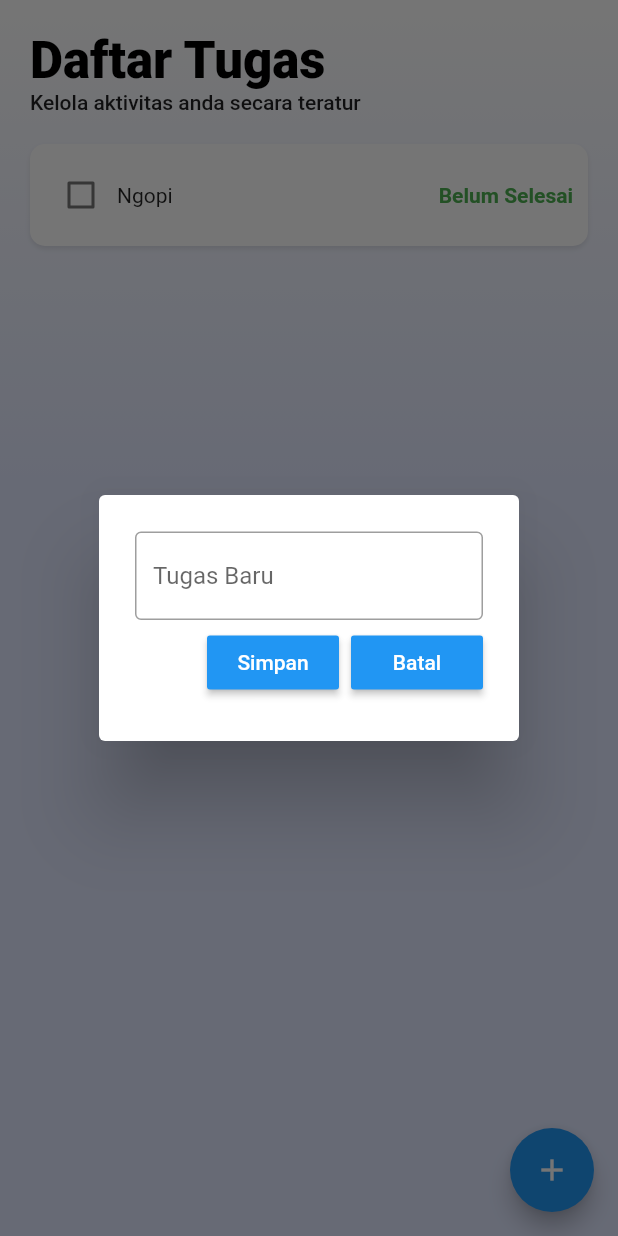
After one commit to StenlyAndika/SPNSmartCity, a Flutter app: the DaftarTugas screen opened by its route, after a tap on the "add" icon, on a phone screen of 412 x 824 dp. The commit adds this screen. Run offline on Flutter 3.47's test engine with Material 2 defaults, Android fonts, the phone set to English and light mode, and no system bars; drawn by our look-alikes of flutter_slidable; our stand-ins replace cached_network_image, carousel_slider, flutter_riverpod, hive, hive_flutter, shimmer; accounts and stored records are empty; network calls fail.

Commit message:
added todo

```diff
--- /dev/null
+++ b/lib/constants/database.dart
@@ -0,0 +1,21 @@
+import 'package:hive_flutter/hive_flutter.dart';
+
+class ToDoDataBase {
+  List toDoList = [];
+
+  final _myBox = Hive.box('mybox');
+
+  void createInitialData() {
+    toDoList = [
+      ["Ngopi", false],
+    ];
+  }
+
+  void loadData() {
+    toDoList = _myBox.get("TODOLIST");
+  }
+
+  void updateDataBase() {
+    _myBox.put("TODOLIST", toDoList);
+  }
+}
--- a/lib/main.dart
+++ b/lib/main.dart
@@ -1,11 +1,15 @@
 import 'package:flutter/material.dart';
 import 'package:flutter_riverpod/flutter_riverpod.dart';
+import 'package:hive_flutter/hive_flutter.dart';
 import 'package:smartcity/view/berita/baca.dart';
 import 'package:smartcity/view/berita/berita.dart';
 import 'package:smartcity/view/index.dart';
 import 'package:smartcity/view/pesan/pesan.dart';
+import 'package:smartcity/view/todo/index.dart';
 
-void main() {
+Future<void> main() async {
+  await Hive.initFlutter();
+  await Hive.openBox('mybox');
   runApp(const ProviderScope(child: MyApp()));
 }
 
@@ -32,6 +36,7 @@ class MyApp extends StatelessWidget {
         BacaBerita.nameRoute: (context) => BacaBerita(
             e: ModalRoute.of(context)?.settings.arguments as dynamic),
         Pesan.nameRoute: (context) => const Pesan(),
+        DaftarTugas.nameRoute: (context) => const DaftarTugas()
       },
     );
   }
--- a/lib/providers/berita/berita.dart
+++ b/lib/providers/berita/berita.dart
@@ -115,7 +115,7 @@ class BeritaCarouselNotifier extends StateNotifier<BeritaState> {
 }
 
 final beritaPageProvider =
-    StateNotifierProvider.autoDispose<BeritaPageNotifier, BeritaState>(
+    StateNotifierProvider<BeritaPageNotifier, BeritaState>(
         (ref) => BeritaPageNotifier());
 
 final beritaCarouselProvider =
--- a/lib/providers/pesan/pesan.dart
+++ b/lib/providers/pesan/pesan.dart
@@ -91,5 +91,5 @@ class PesanPageNotifier extends StateNotifier<PesanState> {
 }
 
 final pesanProvider =
-    StateNotifierProvider.autoDispose<PesanPageNotifier, PesanState>(
+    StateNotifierProvider<PesanPageNotifier, PesanState>(
         (ref) => PesanPageNotifier());
--- a/lib/view/index.dart
+++ b/lib/view/index.dart
@@ -1,6 +1,7 @@
 import 'package:carousel_slider/carousel_slider.dart';
 import 'package:flutter/material.dart';
 import 'package:flutter_riverpod/flutter_riverpod.dart';
+import 'package:smartcity/view/todo/index.dart';
 
 import '../models/berita/model_data.dart';
 import '../providers/berita/berita.dart';
@@ -149,9 +150,9 @@ class _GridDashboardState extends State<GridDashboard> {
         event: ""),
     Items(
         icon: Icons.work_history,
-        title: "List Aktivitas",
+        title: "Daftar Tugas",
         subtitle: "Mancing, Berenang, Tenggelam",
-        event: ""),
+        event: DaftarTugas.nameRoute),
     Items(
         icon: Icons.settings,
         title: "Pengaturan",
--- a/lib/view/pesan/pesan.dart
+++ b/lib/view/pesan/pesan.dart
@@ -200,9 +200,7 @@ class CardPesan extends ConsumerWidget {
         children: [
           SlidableAction(
             onPressed: (e) {
-              ReusableWidgets.alertNotification(
-                  context, "Pesan berhasil dihapus", Icons.done);
-              // ref.read(pesanProvider.notifier).deletePesan(pesan.id.toString());
+              ref.read(pesanProvider.notifier).deletePesan(pesan.id.toString());
             },
             backgroundColor: const Color(0xFFFE4A49),
             borderRadius: const BorderRadius.all(Radius.circular(10)),
--- /dev/null
+++ b/lib/view/todo/index.dart
@@ -0,0 +1,219 @@
+import 'package:flutter/material.dart';
+import 'package:flutter_slidable/flutter_slidable.dart';
+import 'package:hive/hive.dart';
+import '../../constants/database.dart';
+
+class DaftarTugas extends StatefulWidget {
+  const DaftarTugas({super.key});
+
+  static const nameRoute = '/todo';
+
+  @override
+  State<DaftarTugas> createState() => _DaftarTugasState();
+}
+
+class _DaftarTugasState extends State<DaftarTugas> {
+  final _myBox = Hive.box('mybox');
+  ToDoDataBase db = ToDoDataBase();
+
+  @override
+  void initState() {
+    if (_myBox.get("TODOLIST") == null) {
+      db.createInitialData();
+    } else {
+      db.loadData();
+    }
+
+    super.initState();
+  }
+
+  final _controller = TextEditingController();
+
+  void checkBoxChanged(bool? value, int index) {
+    setState(() {
+      db.toDoList[index][1] = !db.toDoList[index][1];
+    });
+    db.updateDataBase();
+  }
+
+  void saveNewTask() {
+    setState(() {
+      db.toDoList.add([_controller.text, false]);
+      _controller.clear();
+    });
+    Navigator.of(context).pop();
+    db.updateDataBase();
+  }
+
+  void createNewTask() {
+    showDialog(
+      context: context,
+      builder: (context) {
+        return AlertDialog(
+          backgroundColor: Colors.white,
+          content: SizedBox(
+            height: 120,
+            child: Column(
+              mainAxisAlignment: MainAxisAlignment.spaceEvenly,
+              children: [
+                TextField(
+                  controller: _controller,
+                  decoration: const InputDecoration(
+                    border: OutlineInputBorder(),
+                    hintText: "Tugas Baru",
+                  ),
+                ),
+                Row(
+                  mainAxisAlignment: MainAxisAlignment.end,
+                  children: [
+                    MaterialButton(
+                      onPressed: saveNewTask,
+                      color: Theme.of(context).primaryColor,
+                      child: const Text(
+                        "Simpan",
+                        style: TextStyle(color: Colors.white),
+                      ),
+                    ),
+                    const SizedBox(width: 8),
+                    MaterialButton(
+                      onPressed: () => Navigator.of(context).pop(),
+                      color: Theme.of(context).primaryColor,
+                      child: const Text(
+                        "Batal",
+                        style: TextStyle(color: Colors.white),
+                      ),
+                    ),
+                  ],
+                ),
+              ],
+            ),
+          ),
+        );
+      },
+    );
+  }
+
+  void deleteTask(int index) {
+    setState(() {
+      db.toDoList.removeAt(index);
+    });
+    db.updateDataBase();
+  }
+
+  @override
+  Widget build(BuildContext context) {
+    return Scaffold(
+      floatingActionButton: FloatingActionButton(
+        onPressed: createNewTask,
+        child: const Icon(Icons.add),
+      ),
+      body: SafeArea(
+        child: Container(
+          decoration: const BoxDecoration(
+            gradient: LinearGradient(
+              colors: [
+                Color(0xffE0E7FF),
+                Colors.white,
+              ],
+              begin: FractionalOffset(0.0, 0.4),
+              end: Alignment.topLeft,
+            ),
+          ),
+          child: Padding(
+            padding:
+                const EdgeInsets.only(left: 20, top: 20, right: 20, bottom: 10),
+            child: Column(
+              crossAxisAlignment: CrossAxisAlignment.start,
+              children: [
+                Text(
+                  'Daftar Tugas',
+                  style: Theme.of(context).textTheme.headlineMedium!.copyWith(
+                      color: Colors.black, fontWeight: FontWeight.w900),
+                ),
+                Text(
+                  'Kelola aktivitas anda secara teratur',
+                  style: Theme.of(context)
+                      .textTheme
+                      .bodyMedium!
+                      .copyWith(fontWeight: FontWeight.w500),
+                ),
+                const SizedBox(height: 10),
+                Expanded(
+                  child: ListView.builder(
+                    itemCount: db.toDoList.length,
+                    itemBuilder: (context, index) {
+                      return Padding(
+                        padding: const EdgeInsets.only(top: 10),
+                        child: Slidable(
+                          endActionPane: ActionPane(
+                            motion: const BehindMotion(),
+                            children: [
+                              SlidableAction(
+                                onPressed: (context) => deleteTask(index),
+                                icon: Icons.delete,
+                                backgroundColor: const Color(0xFFFE4A49),
+                                borderRadius: BorderRadius.circular(12),
+                              )
+                            ],
+                          ),
+                          child: Container(
+                            padding: const EdgeInsets.all(10),
+                            decoration: BoxDecoration(
+                              borderRadius: BorderRadius.circular(10),
+                              color: Colors.white,
+                              boxShadow: [
+                                BoxShadow(
+                                  color:
+                                      const Color(0xff1D1617).withOpacity(0.1),
+                                  blurRadius: 2,
+                                  spreadRadius: 0.0,
+                                  offset: const Offset(0, 2),
+                                ),
+                              ],
+                            ),
+                            child: Row(
+                              children: [
+                                Checkbox(
+                                  value: db.toDoList[index][1],
+                                  onChanged: (value) =>
+                                      checkBoxChanged(value, index),
+                                  activeColor: Colors.black,
+                                ),
+                                Expanded(
+                                  child: Text(
+                                    db.toDoList[index][0],
+                                    style: TextStyle(
+                                      decoration: db.toDoList[index][1]
+                                          ? TextDecoration.lineThrough
+                                          : TextDecoration.none,
+                                    ),
+                                  ),
+                                ),
+                                const Spacer(),
+                                Text(
+                                    db.toDoList[index][1]
+                                        ? 'Selesai'
+                                        : 'Belum Selesai',
+                                    style: db.toDoList[index][1]
+                                        ? const TextStyle(
+                                            fontWeight: FontWeight.bold,
+                                            color: Colors.red)
+                                        : const TextStyle(
+                                            fontWeight: FontWeight.bold,
+                                            color: Colors.green)),
+                              ],
+                            ),
+                          ),
+                        ),
+                      );
+                    },
+                  ),
+                ),
+              ],
+            ),
+          ),
+        ),
+      ),
+    );
+  }
+}
--- a/pubspec.yaml
+++ b/pubspec.yaml
@@ -36,6 +36,8 @@ dependencies:
   carousel_slider: ^4.2.1
   shimmer: ^2.0.0
   flutter_slidable: ^3.0.0
+  hive: ^2.2.3
+  hive_flutter: ^1.1.0
 
   # The following adds the Cupertino Icons font to your application.
   # Use with the CupertinoIcons class for iOS style icons.
```
Also changed, not shown: pubspec.lock.
